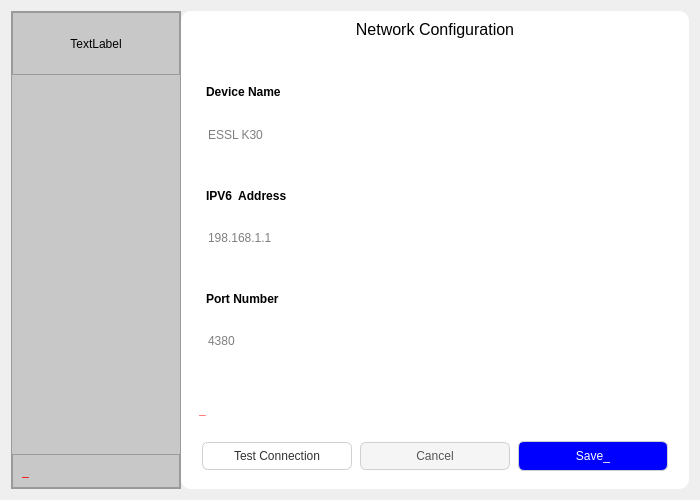
First picture: the form in ui/configuration.ui, repository vaxson/Presence_Attandance_Tracker, before the edit.
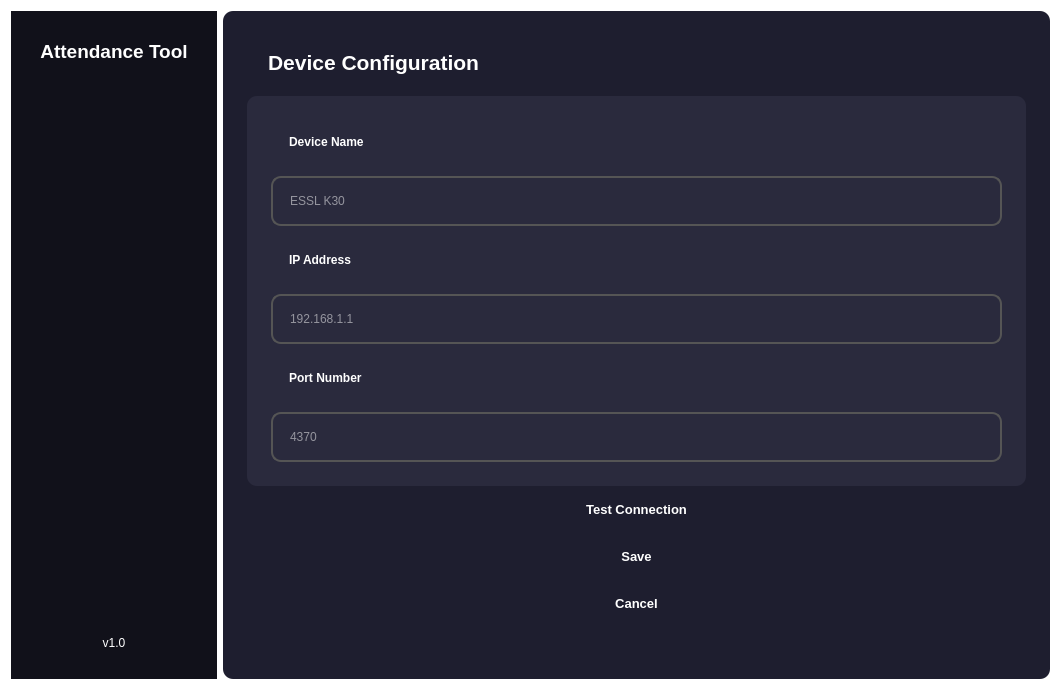
Second picture: the form after the edit.

Commit message: added dark themed configuration

Patch:
```diff
--- a/ui/configuration.ui
+++ b/ui/configuration.ui
@@ -6,8 +6,8 @@
    <rect>
     <x>0</x>
     <y>0</y>
-    <width>700</width>
-    <height>500</height>
+    <width>1061</width>
+    <height>690</height>
    </rect>
   </property>
   <property name="minimumSize">
@@ -18,20 +18,35 @@
   </property>
   <property name="maximumSize">
    <size>
-    <width>700</width>
-    <height>500</height>
+    <width>16777215</width>
+    <height>690</height>
    </size>
   </property>
   <property name="windowTitle">
    <string>Dialog</string>
   </property>
   <property name="styleSheet">
-   <string notr="true">background-color : #E6ECE8;
+   <string notr="true">QDialog{
+background-color : white;
+}
+QLineEdit {
+    background-color: #3a3a4f;
+    border: 2px solid #555555;
+    border-radius: 6px;
+    padding: 6px;
+    color: white;
+}
+
+QLineEdit:focus {
+    border: 1px solid #4da3ff;
+}
+
 QPushButton {
-    background-color: transparent;
-    border-radius: 8px;
-    padding: 8px 12px;
-    color: #333;
+    background-color: #4da3ff;
+    border-radius: 6px;
+    padding: 8px;
+    font-weight: bold;
+    color: white;
 }
 
 QPushButton:hover {
@@ -41,126 +56,87 @@
 QPushButton:pressed {
     background-color: #e0e0e0;
 }
-
-QPushButton[active=&quot;true&quot;] {
-    background-color: #1f6feb;
-    color: white;
-}</string>
+</string>
   </property>
-  <layout class="QVBoxLayout" name="verticalLayout_9">
+  <layout class="QHBoxLayout">
    <item>
-    <layout class="QHBoxLayout" name="horizontalLayout" stretch="1,3">
-     <property name="spacing">
-      <number>0</number>
+    <widget class="QFrame" name="sidebar">
+     <property name="maximumSize">
+      <size>
+       <width>250</width>
+       <height>16777215</height>
+      </size>
      </property>
-     <item>
-      <widget class="QFrame" name="side_bar">
        <property name="styleSheet">
-        <string notr="true">background-color :rgb(200, 200, 200)</string>
-       </property>
-       <property name="frameShape">
-        <enum>QFrame::StyledPanel</enum>
-       </property>
-       <property name="frameShadow">
-        <enum>QFrame::Raised</enum>
-       </property>
-       <layout class="QVBoxLayout" name="verticalLayout_4">
-        <property name="spacing">
-         <number>0</number>
-        </property>
-        <property name="leftMargin">
-         <number>0</number>
-        </property>
-        <property name="topMargin">
-         <number>0</number>
-        </property>
-        <property name="rightMargin">
-         <number>0</number>
-        </property>
-        <property name="bottomMargin">
-         <number>0</number>
-        </property>
-        <item>
-         <layout class="QVBoxLayout" name="verticalLayout_3" stretch="1,6">
-          <item>
-           <widget class="QFrame" name="frame">
-            <property name="frameShape">
-             <enum>QFrame::StyledPanel</enum>
-            </property>
-            <property name="frameShadow">
-             <enum>QFrame::Raised</enum>
-            </property>
-            <layout class="QHBoxLayout" name="horizontalLayout_3">
+      <string notr="true">
+       background-color: #11111a;
+       color: white;
+       padding: 10px;
+      </string>
+     </property>
+     <layout class="QVBoxLayout" name="verticalLayout_2">
              <item>
               <layout class="QVBoxLayout" name="verticalLayout">
                <item>
                 <widget class="QLabel" name="machine_name">
-                 <property name="sizePolicy">
-                  <sizepolicy hsizetype="Expanding" vsizetype="Expanding">
-                   <horstretch>0</horstretch>
-                   <verstretch>0</verstretch>
-                  </sizepolicy>
-                 </property>
                  <property name="styleSheet">
-                  <string notr="true">color : black</string>
+           <string notr="true">
+          font-size: 14pt;
+          font-weight: bold;
+         </string>
                  </property>
                  <property name="text">
-                  <string>TextLabel</string>
+           <string>Attendance Tool</string>
                  </property>
                  <property name="alignment">
                   <set>Qt::AlignCenter</set>
                  </property>
                 </widget>
                </item>
-              </layout>
-             </item>
-            </layout>
-           </widget>
-          </item>
           <item>
-           <spacer name="verticalSpacer">
+         <spacer>
             <property name="orientation">
              <enum>Qt::Vertical</enum>
             </property>
             <property name="sizeHint" stdset="0">
              <size>
-              <width>20</width>
-              <height>288</height>
+            <width>0</width>
+            <height>0</height>
              </size>
             </property>
            </spacer>
           </item>
-         </layout>
-        </item>
-        <item>
-         <widget class="QFrame" name="frame_3">
-          <property name="frameShape">
-           <enum>QFrame::StyledPanel</enum>
-          </property>
-          <property name="frameShadow">
-           <enum>QFrame::Raised</enum>
-          </property>
-          <layout class="QHBoxLayout" name="horizontalLayout_4">
-           <item>
-            <layout class="QVBoxLayout" name="verticalLayout_2">
-             <property name="spacing">
-              <number>0</number>
-             </property>
              <item>
               <widget class="QLabel" name="status">
+          <property name="font">
+           <font>
+            <pointsize>8</pointsize>
+            <bold>false</bold>
+           </font>
+          </property>
                <property name="styleSheet">
-                <string notr="true">color : red
+           <string notr="true">
 </string>
                </property>
                <property name="text">
-                <string>_</string>
-               </property>
-              </widget>
-             </item>
-            </layout>
-           </item>
-          </layout>
-         </widget>
+           <string/>
+          </property>
+          <property name="alignment">
+           <set>Qt::AlignCenter</set>
+          </property>
+         </widget>
+        </item>
+        <item>
+         <widget class="QLabel" name="label">
+          <property name="text">
+           <string>v1.0</string>
+          </property>
+          <property name="alignment">
+           <set>Qt::AlignCenter</set>
+          </property>
+         </widget>
+        </item>
+       </layout>
         </item>
        </layout>
       </widget>
@@ -168,75 +144,44 @@
      <item>
       <widget class="QFrame" name="content_area">
        <property name="styleSheet">
-        <string notr="true">border-radius :10px;
-background-color : white;</string>
-       </property>
-       <property name="frameShape">
-        <enum>QFrame::StyledPanel</enum>
-       </property>
-       <property name="frameShadow">
-        <enum>QFrame::Raised</enum>
-       </property>
-       <layout class="QHBoxLayout" name="horizontalLayout_2">
+      <string notr="true">
+       background-color: #1e1e2f;
+       border-radius: 10px;
+       padding: 15px;
+       color: white;
+      </string>
+     </property>
+     <layout class="QVBoxLayout">
         <item>
-         <layout class="QVBoxLayout" name="verticalLayout_11">
-          <item>
-           <widget class="QLabel" name="label">
-            <property name="font">
-             <font>
-              <pointsize>12</pointsize>
-             </font>
+       <widget class="QLabel" name="title">
+        <property name="styleSheet">
+         <string notr="true">
+          font-size: 16pt;
+          font-weight: bold;
+         </string>
             </property>
             <property name="text">
-             <string>Network Configuration</string>
-            </property>
-            <property name="scaledContents">
-             <bool>false</bool>
-            </property>
-            <property name="alignment">
-             <set>Qt::AlignCenter</set>
+         <string>Device Configuration</string>
             </property>
            </widget>
           </item>
           <item>
-           <widget class="QWidget" name="widget" native="true">
-            <property name="minimumSize">
-             <size>
-              <width>0</width>
-              <height>100</height>
-             </size>
-            </property>
-            <layout class="QHBoxLayout" name="horizontalLayout_5">
-             <item>
-              <layout class="QVBoxLayout" name="verticalLayout_8">
+       <widget class="QFrame" name="card">
+        <property name="styleSheet">
+         <string notr="true">
+          background-color: #2a2a3d;
+          border-radius: 10px;
+          padding: 15px;
+         </string>
+        </property>
+        <layout class="QVBoxLayout">
                <property name="spacing">
-                <number>28</number>
-               </property>
-               <property name="leftMargin">
-                <number>7</number>
-               </property>
-               <property name="topMargin">
-                <number>13</number>
-               </property>
-               <property name="rightMargin">
-                <number>0</number>
-               </property>
+          <number>12</number>
+         </property>
                <item>
-                <layout class="QVBoxLayout" name="verticalLayout_5">
+          <layout class="QVBoxLayout">
                  <item>
-                  <widget class="QLabel" name="label_2">
-                   <property name="sizePolicy">
-                    <sizepolicy hsizetype="Preferred" vsizetype="Preferred">
-                     <horstretch>0</horstretch>
-                     <verstretch>0</verstretch>
-                    </sizepolicy>
-                   </property>
-                   <property name="minimumSize">
-                    <size>
-                     <width>0</width>
-                     <height>50</height>
-                    </size>
-                   </property>
+            <widget class="QLabel" name="label">
                    <property name="font">
                     <font>
                      <bold>true</bold>
@@ -245,9 +190,6 @@
                    <property name="text">
                     <string>Device Name</string>
                    </property>
-                   <property name="textFormat">
-                    <enum>Qt::PlainText</enum>
-                   </property>
                   </widget>
                  </item>
                  <item>
@@ -260,56 +202,32 @@
                 </layout>
                </item>
                <item>
-                <layout class="QVBoxLayout" name="verticalLayout_7">
+          <layout class="QVBoxLayout">
                  <item>
-                  <widget class="QLabel" name="label_4">
-                   <property name="sizePolicy">
-                    <sizepolicy hsizetype="Preferred" vsizetype="Expanding">
-                     <horstretch>0</horstretch>
-                     <verstretch>0</verstretch>
-                    </sizepolicy>
-                   </property>
-                   <property name="minimumSize">
-                    <size>
-                     <width>0</width>
-                     <height>50</height>
-                    </size>
-                   </property>
+            <widget class="QLabel" name="label">
                    <property name="font">
                     <font>
                      <bold>true</bold>
                     </font>
                    </property>
                    <property name="text">
-                    <string>IPV6  Address </string>
+              <string>IP Address</string>
                    </property>
                   </widget>
                  </item>
                  <item>
                   <widget class="QLineEdit" name="ipaddress">
                    <property name="placeholderText">
-                    <string>198.168.1.1</string>
+              <string>192.168.1.1</string>
                    </property>
                   </widget>
                  </item>
                 </layout>
                </item>
                <item>
-                <layout class="QVBoxLayout" name="verticalLayout_6">
+          <layout class="QVBoxLayout">
                  <item>
-                  <widget class="QLabel" name="label_3">
-                   <property name="sizePolicy">
-                    <sizepolicy hsizetype="Preferred" vsizetype="Expanding">
-                     <horstretch>0</horstretch>
-                     <verstretch>0</verstretch>
-                    </sizepolicy>
-                   </property>
-                   <property name="minimumSize">
-                    <size>
-                     <width>0</width>
-                     <height>50</height>
-                    </size>
-                   </property>
+            <widget class="QLabel" name="label">
                    <property name="font">
                     <font>
                      <bold>true</bold>
@@ -323,77 +241,31 @@
                  <item>
                   <widget class="QLineEdit" name="portnumber">
                    <property name="placeholderText">
-                    <string>4380</string>
+              <string>4370</string>
                    </property>
                   </widget>
                  </item>
                 </layout>
                </item>
               </layout>
-             </item>
-            </layout>
            </widget>
           </item>
           <item>
-           <spacer name="verticalSpacer_2">
-            <property name="orientation">
-             <enum>Qt::Vertical</enum>
-            </property>
-            <property name="sizeHint" stdset="0">
-             <size>
-              <width>20</width>
-              <height>68</height>
-             </size>
-            </property>
-           </spacer>
-          </item>
-          <item>
-           <widget class="QWidget" name="wid_buttons_panel" native="true">
-            <layout class="QVBoxLayout" name="verticalLayout_10">
-             <item>
-              <widget class="QLabel" name="ping_status">
-               <property name="minimumSize">
-                <size>
-                 <width>0</width>
-                 <height>50</height>
-                </size>
-               </property>
-               <property name="font">
-                <font>
-                 <bold>true</bold>
-                </font>
-               </property>
-               <property name="styleSheet">
-                <string notr="true">color: red</string>
-               </property>
-               <property name="text">
-                <string>_</string>
-               </property>
-              </widget>
-             </item>
-             <item>
-              <layout class="QHBoxLayout" name="horizontalLayout_6">
+       <layout class="QVBoxLayout">
                <property name="spacing">
-                <number>8</number>
-               </property>
-               <property name="leftMargin">
-                <number>3</number>
-               </property>
-               <property name="topMargin">
-                <number>0</number>
-               </property>
-               <property name="rightMargin">
-                <number>3</number>
+         <number>12</number>
                </property>
                <item>
                 <widget class="QPushButton" name="btn_test_connection">
                  <property name="styleSheet">
-                  <string notr="true">QPushButton {
-    background-color: transparent;
-    border: 1px solid #d0d0d0;
-    border-radius: 6px;
-    padding: 6px 12px;
-    color: #333;
+           <string notr="true">        
+QPushButton {
+    color: white;
+    border: none;
+    border-radius: 8px;
+    padding: 10px 16px;
+    font-size: 13px;
+    font-weight: 600;
 }
 
 QPushButton:hover {
@@ -403,18 +275,7 @@
 }
 
 QPushButton:pressed {
-    background-color: #dcdcdc;
-	
-}
-
-QPushButton#secondary {
-    background-color: #eef4ff;
-    border: 1px solid #c7d8ff;
-    color: #1f6feb;
-}
-
-QPushButton#secondary:hover {
-    background-color: #dce8ff;
+    background-color: #991B1B;
 }</string>
                  </property>
                  <property name="text">
@@ -422,16 +283,44 @@
                  </property>
                 </widget>
                </item>
+        <item>
+         <widget class="QPushButton" name="btn_save">
+          <property name="styleSheet">
+           <string notr="true">        
+QPushButton {
+    color: white;
+    border: none;
+    border-radius: 8px;
+    padding: 10px 16px;
+    font-size: 13px;
+    font-weight: 600;
+}
+
+QPushButton:hover {
+        background-color: #1f6fea;
+;
+}
+
+QPushButton:pressed {
+    background-color: #991B1B;
+}</string>
+          </property>
+          <property name="text">
+           <string>Save</string>
+          </property>
+         </widget>
+        </item>
                <item>
                 <widget class="QPushButton" name="btn_cancel">
                  <property name="styleSheet">
-                  <string notr="true">QPushButton {
-	background-color: #f5f5f5;
-    border: 1px solid #d0d0d0;
-    color: #555;
-    border-radius: 6px;
-    padding: 6px 12px;
-    
+           <string notr="true">        
+QPushButton {
+    color: white;
+    border: none;
+    border-radius: 8px;
+    padding: 10px 16px;
+    font-size: 13px;
+    font-weight: 600;
 }
 
 QPushButton:hover {
@@ -442,65 +331,31 @@
 }
 
 QPushButton:pressed {
-    background-color: #dcdcdc;
-}
-
-
-</string>
+    background-color: #991B1B;
+}</string>
                  </property>
                  <property name="text">
                   <string>Cancel</string>
                  </property>
                 </widget>
                </item>
+       </layout>
+      </item>
                <item>
-                <widget class="QPushButton" name="btn_save">
-                 <property name="minimumSize">
+       <spacer>
+        <property name="orientation">
+         <enum>Qt::Vertical</enum>
+        </property>
+        <property name="sizeHint" stdset="0">
                   <size>
-                   <width>50</width>
-                   <height>30</height>
-                  </size>
-                 </property>
-                 <property name="styleSheet">
-                  <string notr="true">QPushButton {
-	background-color: blue;
-    border: 1px solid #d0d0d0;
-    color: #555;
-    border-radius: 6px;
-    padding: 6px 12px;
-	color : white;
-    
-}
-
-QPushButton:hover {
-   
-    border: 1px solid #c0c0c0;
-	 background-color: lightgreen;
-	color : black;
-}
-
-QPushButton:pressed {
-    background-color: #dcdcdc;
-}
-
-</string>
-                 </property>
-                 <property name="text">
-                  <string>Save_</string>
-                 </property>
-                </widget>
-               </item>
-              </layout>
-             </item>
-            </layout>
-           </widget>
-          </item>
-         </layout>
-        </item>
-       </layout>
-      </widget>
-     </item>
-    </layout>
+          <width>0</width>
+          <height>0</height>
+         </size>
+        </property>
+       </spacer>
+      </item>
+     </layout>
+    </widget>
    </item>
   </layout>
  </widget>
```
Left out of the diff: 17 changed lines with no effect on the pictures. Lines whose indentation alone changed are shown as unchanged. The commit also changes 15 other files.
